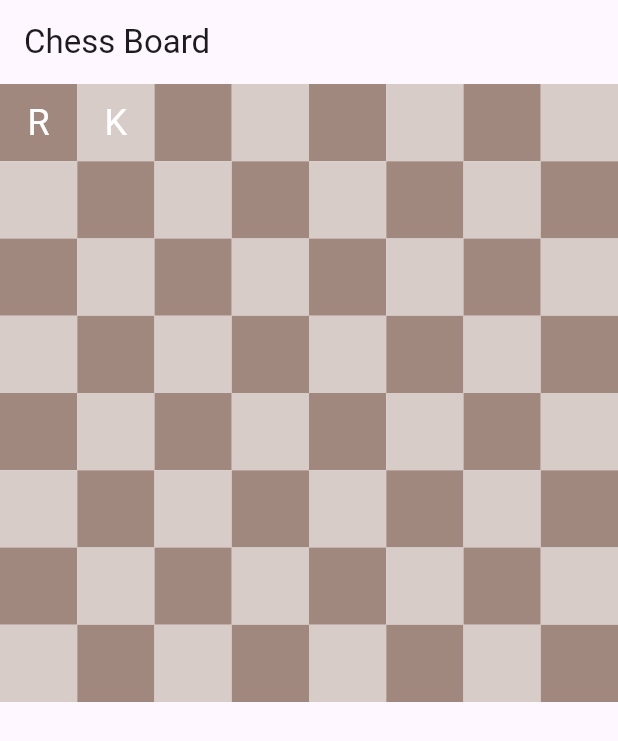
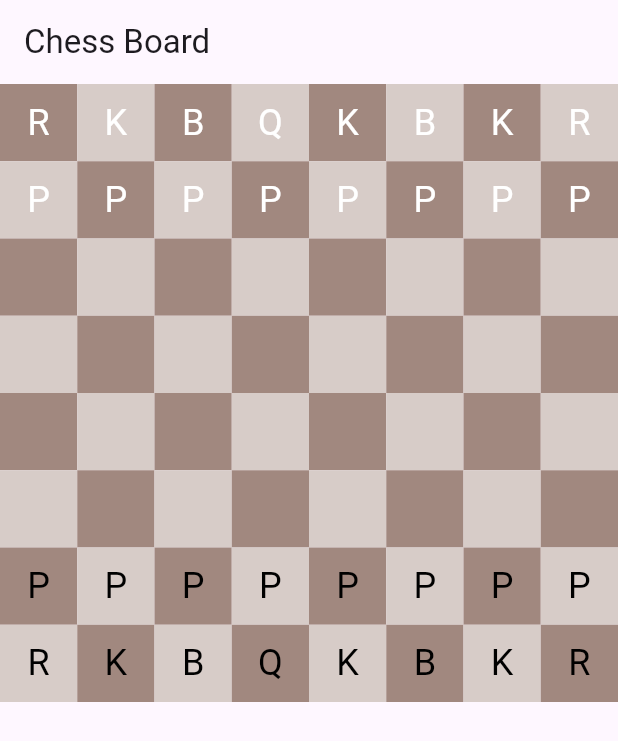
Before and after one commit to EasonLin0716/flutter-chess, a Flutter app: the screen it shows after launch, on a phone screen of 412 x 824 dp. Shown: the top 741 px of the screen. Run offline on Flutter 3.47's test engine with Material 3 defaults, Android fonts, the phone set to English and light mode, and no system bars; our stand-ins replace bloc, equatable, flutter_bloc; generated files the repository leaves out were written again.

Commit message:
feat: init pieces

```diff
--- a/lib/main_development.dart
+++ b/lib/main_development.dart
@@ -24,10 +24,9 @@ class ChessApp extends StatelessWidget {
 
 // Models
 class Position {
+  const Position(this.row, this.col);
   final int row;
   final int col;
-
-  const Position(this.row, this.col);
 }
 
 enum PieceType { king, queen, rook, bishop, knight, pawn }
@@ -35,15 +34,14 @@ enum PieceType { king, queen, rook, bishop, knight, pawn }
 enum PieceColor { white, black }
 
 class ChessPiece {
-  final PieceType type;
-  final PieceColor color;
-  Position position;
-
   ChessPiece({
     required this.type,
     required this.color,
     required this.position,
   });
+  final PieceType type;
+  final PieceColor color;
+  Position position;
 }
 
 // Bloc
@@ -52,19 +50,17 @@ abstract class ChessEvent extends Equatable {
 }
 
 class MovePiece extends ChessEvent {
+  const MovePiece(this.from, this.to);
   final Position from;
   final Position to;
-
-  const MovePiece(this.from, this.to);
 
   @override
   List<Object> get props => [from, to];
 }
 
 class ChessState extends Equatable {
+  const ChessState(this.pieces);
   final List<ChessPiece> pieces;
-
-  const ChessState(this.pieces);
 
   @override
   List<Object> get props => [pieces];
@@ -95,7 +91,156 @@ class ChessBloc extends Bloc<ChessEvent, ChessState> {
         color: PieceColor.white,
         position: const Position(0, 1),
       ),
-      // 可以繼續補齊其他棋子...
+      ChessPiece(
+        type: PieceType.bishop,
+        color: PieceColor.white,
+        position: const Position(0, 2),
+      ),
+      ChessPiece(
+        type: PieceType.queen,
+        color: PieceColor.white,
+        position: const Position(0, 3),
+      ),
+      ChessPiece(
+        type: PieceType.king,
+        color: PieceColor.white,
+        position: const Position(0, 4),
+      ),
+      ChessPiece(
+        type: PieceType.bishop,
+        color: PieceColor.white,
+        position: const Position(0, 5),
+      ),
+      ChessPiece(
+        type: PieceType.knight,
+        color: PieceColor.white,
+        position: const Position(0, 6),
+      ),
+      ChessPiece(
+        type: PieceType.rook,
+        color: PieceColor.white,
+        position: const Position(0, 7),
+      ),
+      ChessPiece(
+        type: PieceType.pawn,
+        color: PieceColor.white,
+        position: const Position(1, 0),
+      ),
+      ChessPiece(
+        type: PieceType.pawn,
+        color: PieceColor.white,
+        position: const Position(1, 1),
+      ),
+      ChessPiece(
+        type: PieceType.pawn,
+        color: PieceColor.white,
+        position: const Position(1, 2),
+      ),
+      ChessPiece(
+        type: PieceType.pawn,
+        color: PieceColor.white,
+        position: const Position(1, 3),
+      ),
+      ChessPiece(
+        type: PieceType.pawn,
+        color: PieceColor.white,
+        position: const Position(1, 4),
+      ),
+      ChessPiece(
+        type: PieceType.pawn,
+        color: PieceColor.white,
+        position: const Position(1, 5),
+      ),
+      ChessPiece(
+        type: PieceType.pawn,
+        color: PieceColor.white,
+        position: const Position(1, 6),
+      ),
+      ChessPiece(
+        type: PieceType.pawn,
+        color: PieceColor.white,
+        position: const Position(1, 7),
+      ),
+      ChessPiece(
+        type: PieceType.rook,
+        color: PieceColor.black,
+        position: const Position(7, 0),
+      ),
+      ChessPiece(
+        type: PieceType.knight,
+        color: PieceColor.black,
+        position: const Position(7, 1),
+      ),
+      ChessPiece(
+        type: PieceType.bishop,
+        color: PieceColor.black,
+        position: const Position(7, 2),
+      ),
+      ChessPiece(
+        type: PieceType.queen,
+        color: PieceColor.black,
+        position: const Position(7, 3),
+      ),
+      ChessPiece(
+        type: PieceType.king,
+        color: PieceColor.black,
+        position: const Position(7, 4),
+      ),
+      ChessPiece(
+        type: PieceType.bishop,
+        color: PieceColor.black,
+        position: const Position(7, 5),
+      ),
+      ChessPiece(
+        type: PieceType.knight,
+        color: PieceColor.black,
+        position: const Position(7, 6),
+      ),
+      ChessPiece(
+        type: PieceType.rook,
+        color: PieceColor.black,
+        position: const Position(7, 7),
+      ),
+      ChessPiece(
+        type: PieceType.pawn,
+        color: PieceColor.black,
+        position: const Position(6, 0),
+      ),
+      ChessPiece(
+        type: PieceType.pawn,
+        color: PieceColor.black,
+        position: const Position(6, 1),
+      ),
+      ChessPiece(
+        type: PieceType.pawn,
+        color: PieceColor.black,
+        position: const Position(6, 2),
+      ),
+      ChessPiece(
+        type: PieceType.pawn,
+        color: PieceColor.black,
+        position: const Position(6, 3),
+      ),
+      ChessPiece(
+        type: PieceType.pawn,
+        color: PieceColor.black,
+        position: const Position(6, 4),
+      ),
+      ChessPiece(
+        type: PieceType.pawn,
+        color: PieceColor.black,
+        position: const Position(6, 5),
+      ),
+      ChessPiece(
+        type: PieceType.pawn,
+        color: PieceColor.black,
+        position: const Position(6, 6),
+      ),
+      ChessPiece(
+        type: PieceType.pawn,
+        color: PieceColor.black,
+        position: const Position(6, 7),
+      ),
     ];
   }
 }
@@ -140,6 +285,7 @@ class ChessBoard extends StatelessWidget {
           return GestureDetector(
             onTap: () {
               // 這邊之後可以加入移動邏輯
+              print('Tapped on piece at ($row, $col)');
             },
             child: Container(
               color:
```
